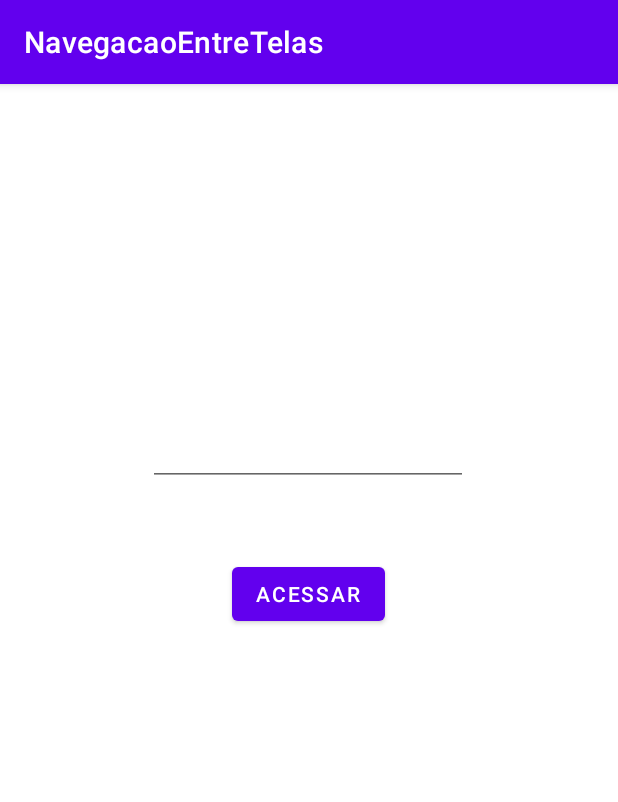
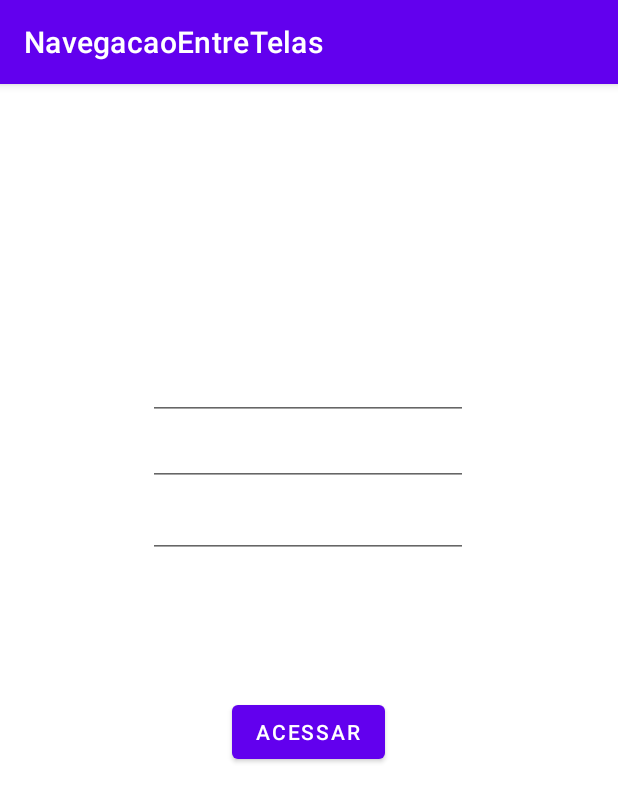
Before and after one commit to nickolasdeluca/kotlin-playground, an Android app: the fragment DetalheFragment placed in its activity, after a tap on "VOLTAR", on a phone screen of 412 x 824 dp. Shown: the top 802 px of the screen. Run offline under Robolectric (Android 15) with nearby library versions, the light colour scheme and no system bars.

Commit message:
Code refactor e passar parâmetros para a tela detalhe

```diff
--- a/NavegacaoEntreTelas/app/src/main/java/com/example/navegacaoentretelas/DetalheFragment.kt
+++ b/NavegacaoEntreTelas/app/src/main/java/com/example/navegacaoentretelas/DetalheFragment.kt
@@ -7,13 +7,12 @@ import android.view.View
 import android.view.ViewGroup
 import android.widget.Button
 import android.widget.TextView
-import com.example.navegacaoentretelas.R
-import org.w3c.dom.Text
 
 // TODO: Rename parameter arguments, choose names that match
 // the fragment initialization parameters, e.g. ARG_ITEM_NUMBER
 private const val ARG_PARAM1 = "param1"
 private const val ARG_PARAM2 = "param2"
+private const val ARG_PARAM3 = "param3"
 
 /**
  * A simple [Fragment] subclass.
@@ -23,11 +22,15 @@ private const val ARG_PARAM2 = "param2"
 class DetalheFragment : Fragment() {
     // TODO: Rename and change types of parameters
     private var param1: String? = null
+    private var param2: String? = null
+    private var param3: String? = null
 
     override fun onCreate(savedInstanceState: Bundle?) {
         super.onCreate(savedInstanceState)
         arguments?.let {
             param1 = it.getString(ARG_PARAM1)
+            param2 = it.getString(ARG_PARAM2)
+            param3 = it.getString(ARG_PARAM3)
         }
     }
 
@@ -38,16 +41,24 @@ class DetalheFragment : Fragment() {
         // Inflate the layout for this fragment
         val inflate = inflater.inflate(R.layout.fragment_detalhe, container, false)
 
-        val button = inflate.findViewById(R.id.button2) as Button
+        val button = inflate.findViewById<Button>(R.id.button2)
 
-        val textView = inflate.findViewById(R.id.textView) as TextView
+        val textView1 = inflate.findViewById<TextView>(R.id.txt1)
 
-        textView.text = param1
+        textView1.text = param1
+
+        val textView2 = inflate.findViewById<TextView>(R.id.txt2)
+
+        textView2.text = param2
+
+        val textView3 = inflate.findViewById<TextView>(R.id.txt3)
+
+        textView3.text = param3
 
         button.setOnClickListener{
             val fm = fragmentManager
             fm!!.beginTransaction()
-                .replace(R.id.fragmentContainer,PrincipalFragment(),"PrincipalFragment")
+                .replace(R.id.fragmentContainer, PrincipalFragment(),"PrincipalFragment")
                 .addToBackStack(null).commit()
         }
 
@@ -60,14 +71,18 @@ class DetalheFragment : Fragment() {
          * this fragment using the provided parameters.
          *
          * @param param1 Parameter 1.
+         * @param param2 Parameter 2.
+         * @param param3 Parameter 3.
          * @return A new instance of fragment DetalheFragment.
          */
         // TODO: Rename and change types and number of parameters
         @JvmStatic
-        fun newInstance(param1: String) =
+        fun newInstance(param1: String, param2: String, param3: String) =
             DetalheFragment().apply {
                 arguments = Bundle().apply {
                     putString(ARG_PARAM1, param1)
+                    putString(ARG_PARAM2, param2)
+                    putString(ARG_PARAM3, param3)
                 }
             }
     }
--- a/NavegacaoEntreTelas/app/src/main/java/com/example/navegacaoentretelas/PrincipalFragment.kt
+++ b/NavegacaoEntreTelas/app/src/main/java/com/example/navegacaoentretelas/PrincipalFragment.kt
@@ -7,12 +7,9 @@ import android.view.View
 import android.view.ViewGroup
 import android.widget.Button
 import android.widget.EditText
-import com.example.navegacaoentretelas.R
 
 // TODO: Rename parameter arguments, choose names that match
 // the fragment initialization parameters, e.g. ARG_ITEM_NUMBER
-private const val ARG_PARAM1 = "param1"
-private const val ARG_PARAM2 = "param2"
 
 /**
  * A simple [Fragment] subclass.
@@ -21,15 +18,9 @@ private const val ARG_PARAM2 = "param2"
  */
 class PrincipalFragment : Fragment() {
     // TODO: Rename and change types of parameters
-    private var param1: String? = null
-    private var param2: String? = null
 
     override fun onCreate(savedInstanceState: Bundle?) {
         super.onCreate(savedInstanceState)
-        arguments?.let {
-            param1 = it.getString(ARG_PARAM1)
-            param2 = it.getString(ARG_PARAM2)
-        }
     }
 
     override fun onCreateView(
@@ -40,14 +31,22 @@ class PrincipalFragment : Fragment() {
 
         val inflate = inflater.inflate(R.layout.fragment_principal, container, false)
 
-        val goToButton = inflate.findViewById(R.id.button) as Button
+        val goToButton = inflate.findViewById<Button>(R.id.button)
 
-        val texto = inflate.findViewById(R.id.editTextTextPersonName) as EditText
+        val texto1 = inflate.findViewById<EditText>(R.id.edt1)
+
+        val texto2 = inflate.findViewById<EditText>(R.id.edt2)
+
+        val texto3 = inflate.findViewById<EditText>(R.id.edt3)
 
         goToButton.setOnClickListener{
             val fm = fragmentManager
             fm!!.beginTransaction()
-                .replace(R.id.fragmentContainer,DetalheFragment.newInstance(texto.text.toString()),"DetalheFragment")
+                .replace(R.id.fragmentContainer, DetalheFragment.newInstance(
+                    texto1.text.toString(),
+                    texto2.text.toString(),
+                    texto3.text.toString(),
+                ),"DetalheFragment")
                 .addToBackStack(null).commit()
         }
 
@@ -59,18 +58,10 @@ class PrincipalFragment : Fragment() {
          * Use this factory method to create a new instance of
          * this fragment using the provided parameters.
          *
-         * @param param1 Parameter 1.
-         * @param param2 Parameter 2.
          * @return A new instance of fragment PrincipalFragment.
          */
         // TODO: Rename and change types and number of parameters
         @JvmStatic
-        fun newInstance(param1: String, param2: String) =
-            PrincipalFragment().apply {
-                arguments = Bundle().apply {
-                    putString(ARG_PARAM1, param1)
-                    putString(ARG_PARAM2, param2)
-                }
-            }
+        fun newInstance(param1: String) = PrincipalFragment().apply { }
     }
 }
--- a/NavegacaoEntreTelas/app/src/main/res/layout/fragment_principal.xml
+++ b/NavegacaoEntreTelas/app/src/main/res/layout/fragment_principal.xml
@@ -9,11 +9,23 @@
 
     <!-- TODO: Update blank fragment layout -->
 
+    <EditText
+        android:id="@+id/edt3"
+        android:layout_width="wrap_content"
+        android:layout_height="wrap_content"
+        android:layout_marginBottom="452dp"
+        android:ems="10"
+        android:inputType="textPersonName"
+        app:layout_constraintBottom_toBottomOf="parent"
+        app:layout_constraintEnd_toEndOf="parent"
+        app:layout_constraintHorizontal_bias="0.497"
+        app:layout_constraintStart_toStartOf="parent" />
+
     <Button
         android:id="@+id/button"
         android:layout_width="wrap_content"
         android:layout_height="wrap_content"
-        android:layout_marginBottom="404dp"
+        android:layout_marginBottom="312dp"
         android:text="Acessar"
         app:layout_constraintBottom_toBottomOf="parent"
         app:layout_constraintEnd_toEndOf="parent"
@@ -21,7 +33,7 @@
         app:layout_constraintStart_toStartOf="parent" />
 
     <EditText
-        android:id="@+id/editTextTextPersonName"
+        android:id="@+id/edt2"
         android:layout_width="wrap_content"
         android:layout_height="wrap_content"
         android:layout_marginBottom="500dp"
@@ -32,4 +44,16 @@
         app:layout_constraintHorizontal_bias="0.497"
         app:layout_constraintStart_toStartOf="parent" />
 
+    <EditText
+        android:id="@+id/edt1"
+        android:layout_width="wrap_content"
+        android:layout_height="wrap_content"
+        android:layout_marginBottom="544dp"
+        android:ems="10"
+        android:inputType="textPersonName"
+        app:layout_constraintBottom_toBottomOf="parent"
+        app:layout_constraintEnd_toEndOf="parent"
+        app:layout_constraintHorizontal_bias="0.497"
+        app:layout_constraintStart_toStartOf="parent" />
+
 </androidx.constraintlayout.widget.ConstraintLayout>
```
Also changed, not shown: NavegacaoEntreTelas/app/src/main/res/layout/fragment_detalhe.xml (+23 -1 lines).
